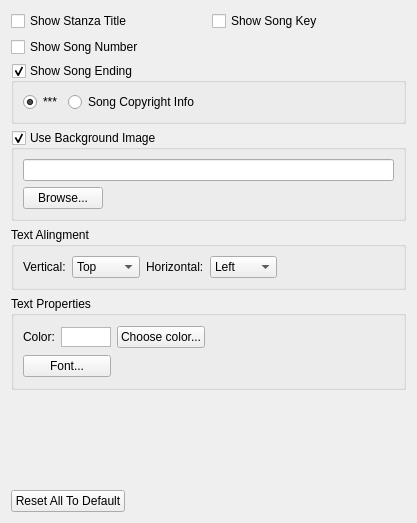
Above: src/songsettingwidget.ui from SoftProjector/src before the change. Below: the same form after it.
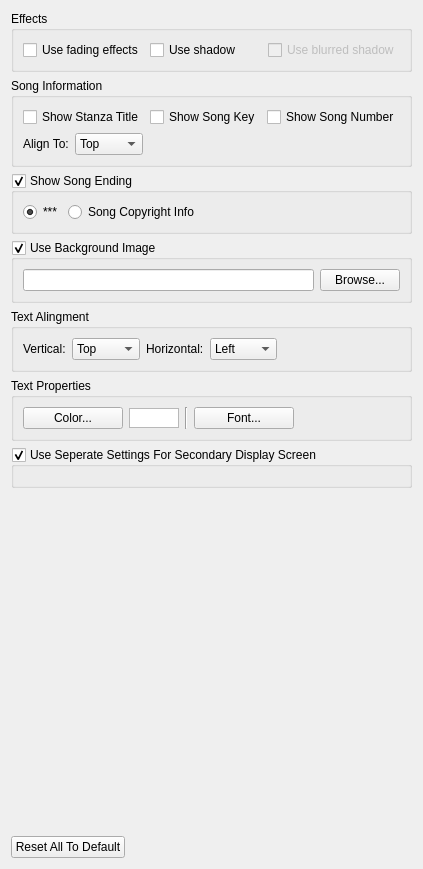
That is the form after the change.

Commit message: Color selection bug fix Moved all text rendering from softprojectortor displayscreen

Diff of the .ui file:
```diff
--- a/src/songsettingwidget.ui
+++ b/src/songsettingwidget.ui
@@ -7,39 +7,128 @@
     <x>0</x>
     <y>0</y>
     <width>417</width>
-    <height>523</height>
+    <height>869</height>
    </rect>
   </property>
   <property name="windowTitle">
    <string>Form</string>
   </property>
-  <layout class="QGridLayout" name="gridLayout_2">
-   <item row="0" column="0">
-    <layout class="QGridLayout" name="gridLayout_5">
-     <item row="0" column="0">
-      <widget class="QCheckBox" name="checkBox_stanzaTitle">
-       <property name="text">
-        <string>Show Stanza Title</string>
-       </property>
-      </widget>
-     </item>
-     <item row="0" column="1">
-      <widget class="QCheckBox" name="checkBox_songKey">
-       <property name="text">
-        <string>Show Song Key</string>
-       </property>
-      </widget>
-     </item>
-     <item row="1" column="0" colspan="2">
-      <widget class="QCheckBox" name="checkBox_songNumber">
-       <property name="text">
-        <string>Show Song Number</string>
-       </property>
-      </widget>
-     </item>
-    </layout>
+  <layout class="QVBoxLayout" name="verticalLayout_4">
+   <item>
+    <widget class="QGroupBox" name="groupBoxEffects">
+     <property name="title">
+      <string>Effects</string>
+     </property>
+     <layout class="QHBoxLayout" name="horizontalLayout_3">
+      <item>
+       <widget class="QCheckBox" name="checkBox_useFading">
+        <property name="toolTip">
+         <string>If checked, when switching displayed text, fades the old text out and fades the new text in .</string>
+        </property>
+        <property name="text">
+         <string>Use fading effects</string>
+        </property>
+       </widget>
+      </item>
+      <item>
+       <widget class="QCheckBox" name="checkBox_useShadow">
+        <property name="toolTip">
+         <string>Useful when using a wallpaper image. Displays a fancy shadow effect.</string>
+        </property>
+        <property name="text">
+         <string>Use shadow</string>
+        </property>
+       </widget>
+      </item>
+      <item>
+       <widget class="QCheckBox" name="checkBox_useBlurredShadow">
+        <property name="enabled">
+         <bool>false</bool>
+        </property>
+        <property name="toolTip">
+         <string>Useful when using a wallpaper image. Displays a fancy shadow effect.</string>
+        </property>
+        <property name="text">
+         <string>Use blurred shadow</string>
+        </property>
+       </widget>
+      </item>
+     </layout>
+    </widget>
    </item>
-   <item row="1" column="0">
+   <item>
+    <widget class="QGroupBox" name="groupBoxSongInfo">
+     <property name="title">
+      <string>Song Information</string>
+     </property>
+     <layout class="QVBoxLayout" name="verticalLayout">
+      <item>
+       <layout class="QHBoxLayout" name="horizontalLayout_6">
+        <item>
+         <widget class="QCheckBox" name="checkBox_stanzaTitle">
+          <property name="text">
+           <string>Show Stanza Title</string>
+          </property>
+         </widget>
+        </item>
+        <item>
+         <widget class="QCheckBox" name="checkBox_songKey">
+          <property name="text">
+           <string>Show Song Key</string>
+          </property>
+         </widget>
+        </item>
+        <item>
+         <widget class="QCheckBox" name="checkBox_songNumber">
+          <property name="text">
+           <string>Show Song Number</string>
+          </property>
+         </widget>
+        </item>
+       </layout>
+      </item>
+      <item>
+       <layout class="QHBoxLayout" name="horizontalLayout_5">
+        <item>
+         <widget class="QLabel" name="labelAlingSongInfo">
+          <property name="text">
+           <string>Align To:</string>
+          </property>
+         </widget>
+        </item>
+        <item>
+         <widget class="QComboBox" name="comboBoxAlingSongInfo">
+          <item>
+           <property name="text">
+            <string>Top</string>
+           </property>
+          </item>
+          <item>
+           <property name="text">
+            <string>Bottom</string>
+           </property>
+          </item>
+         </widget>
+        </item>
+        <item>
+         <spacer name="horizontalSpacer_3">
+          <property name="orientation">
+           <enum>Qt::Horizontal</enum>
+          </property>
+          <property name="sizeHint" stdset="0">
+           <size>
+            <width>40</width>
+            <height>20</height>
+           </size>
+          </property>
+         </spacer>
+        </item>
+       </layout>
+      </item>
+     </layout>
+    </widget>
+   </item>
+   <item>
     <widget class="QGroupBox" name="groupBox_songEnding">
      <property name="title">
       <string>Show Song Ending</string>
@@ -84,7 +173,7 @@
      </layout>
     </widget>
    </item>
-   <item row="2" column="0">
+   <item>
     <widget class="QGroupBox" name="groupBox_SongBackground">
      <property name="title">
       <string>Use Background Image</string>
@@ -92,38 +181,25 @@
      <property name="checkable">
       <bool>true</bool>
      </property>
-     <layout class="QGridLayout" name="gridLayout_6">
-      <item row="0" column="0" colspan="2">
+     <layout class="QHBoxLayout" name="horizontalLayout_2">
+      <item>
        <widget class="QLineEdit" name="lineEdit_SongBackground">
         <property name="readOnly">
          <bool>true</bool>
         </property>
        </widget>
       </item>
-      <item row="1" column="0">
+      <item>
        <widget class="QPushButton" name="button_SongBackground">
         <property name="text">
          <string>Browse...</string>
         </property>
        </widget>
       </item>
-      <item row="1" column="1">
-       <spacer name="horizontalSpacer_6">
-        <property name="orientation">
-         <enum>Qt::Horizontal</enum>
-        </property>
-        <property name="sizeHint" stdset="0">
-         <size>
-          <width>191</width>
-          <height>20</height>
-         </size>
-        </property>
-       </spacer>
-      </item>
      </layout>
     </widget>
    </item>
-   <item row="3" column="0">
+   <item>
     <widget class="QGroupBox" name="groupBox_textAlingment">
      <property name="title">
       <string>Text Alingment</string>
@@ -197,21 +273,27 @@
      </layout>
     </widget>
    </item>
-   <item row="4" column="0">
+   <item>
     <widget class="QGroupBox" name="groupBox_textProperties">
      <property name="title">
       <string>Text Properties</string>
      </property>
-     <layout class="QGridLayout" name="gridLayout_11">
-      <item row="0" column="0">
-       <widget class="QLabel" name="label_color">
+     <layout class="QHBoxLayout" name="horizontalLayout_4">
+      <item>
+       <widget class="QPushButton" name="button_textColor">
         <property name="text">
-         <string>Color:</string>
+         <string>Color...</string>
         </property>
        </widget>
       </item>
-      <item row="0" column="1">
+      <item>
        <widget class="QGraphicsView" name="graphicView_textColor">
+        <property name="sizePolicy">
+         <sizepolicy hsizetype="Minimum" vsizetype="Fixed">
+          <horstretch>0</horstretch>
+          <verstretch>0</verstretch>
+         </sizepolicy>
+        </property>
         <property name="minimumSize">
          <size>
           <width>50</width>
@@ -226,37 +308,58 @@
         </property>
        </widget>
       </item>
-      <item row="0" column="2">
-       <widget class="QPushButton" name="button_textColor">
-        <property name="text">
-         <string>Choose color...</string>
-        </property>
-       </widget>
-      </item>
-      <item row="0" column="3">
-       <spacer name="horizontalSpacer_12">
+      <item>
+       <widget class="Line" name="line">
         <property name="orientation">
-         <enum>Qt::Horizontal</enum>
+         <enum>Qt::Vertical</enum>
         </property>
-        <property name="sizeHint" stdset="0">
-         <size>
-          <width>155</width>
-          <height>20</height>
-         </size>
-        </property>
-       </spacer>
+       </widget>
       </item>
-      <item row="1" column="0" colspan="2">
+      <item>
        <widget class="QPushButton" name="button_font">
         <property name="text">
          <string>Font...</string>
         </property>
        </widget>
       </item>
+      <item>
+       <widget class="QLabel" name="label_font">
+        <property name="sizePolicy">
+         <sizepolicy hsizetype="Minimum" vsizetype="Preferred">
+          <horstretch>0</horstretch>
+          <verstretch>0</verstretch>
+         </sizepolicy>
+        </property>
+        <property name="wordWrap">
+         <bool>true</bool>
+        </property>
+       </widget>
+      </item>
      </layout>
     </widget>
    </item>
-   <item row="5" column="0">
+   <item>
+    <widget class="QGroupBox" name="groupBoxDisplay2">
+     <property name="title">
+      <string>Use Seperate Settings For Secondary Display Screen</string>
+     </property>
+     <property name="flat">
+      <bool>true</bool>
+     </property>
+     <property name="checkable">
+      <bool>true</bool>
+     </property>
+     <layout class="QHBoxLayout" name="horizontalLayout_12">
+      <property name="leftMargin">
+       <number>0</number>
+      </property>
+      <property name="rightMargin">
+       <number>0</number>
+      </property>
+     </layout>
+    </widget>
+   </item>
+   <item>
     <spacer name="verticalSpacer">
      <property name="orientation">
       <enum>Qt::Vertical</enum>
@@ -269,7 +372,7 @@
      </property>
     </spacer>
    </item>
-   <item row="6" column="0">
+   <item>
     <layout class="QHBoxLayout" name="horizontalLayout">
      <item>
       <widget class="QPushButton" name="pushButton_default">
```
The commit also changes 25 other files.
